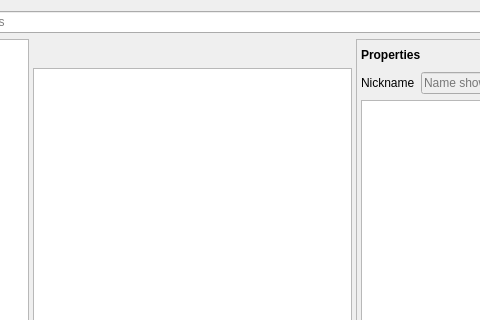
Before: the Qt Designer form Resources/ui_files/database_views/conversation_viewer.ui in myanonapps/DownloaderForReddit, drawn with Qt 5; both pictures show x 301 to 781 and y 0 to 320 of the 1000 by 680 pixel window.
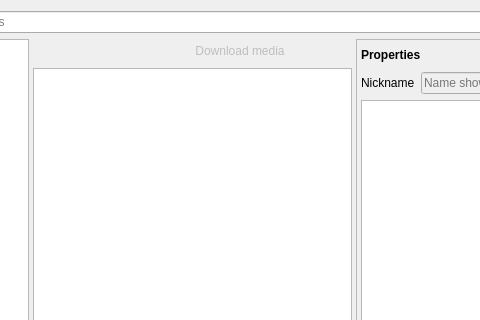
After: the same form once the commit is applied.

What changed in the file:
```diff
--- a/Resources/ui_files/database_views/conversation_viewer.ui
+++ b/Resources/ui_files/database_views/conversation_viewer.ui
@@ -97,6 +97,22 @@
            </property>
           </widget>
          </item>
+         <item>
+          <widget class="QToolButton" name="download_content_button">
+           <property name="enabled">
+            <bool>false</bool>
+           </property>
+           <property name="toolTip">
+            <string>Download the media linked in this conversation's messages</string>
+           </property>
+           <property name="text">
+            <string>Download media</string>
+           </property>
+           <property name="autoRaise">
+            <bool>true</bool>
+           </property>
+          </widget>
+         </item>
          <item>
           <widget class="QToolButton" name="export_button">
            <property name="enabled">
```
